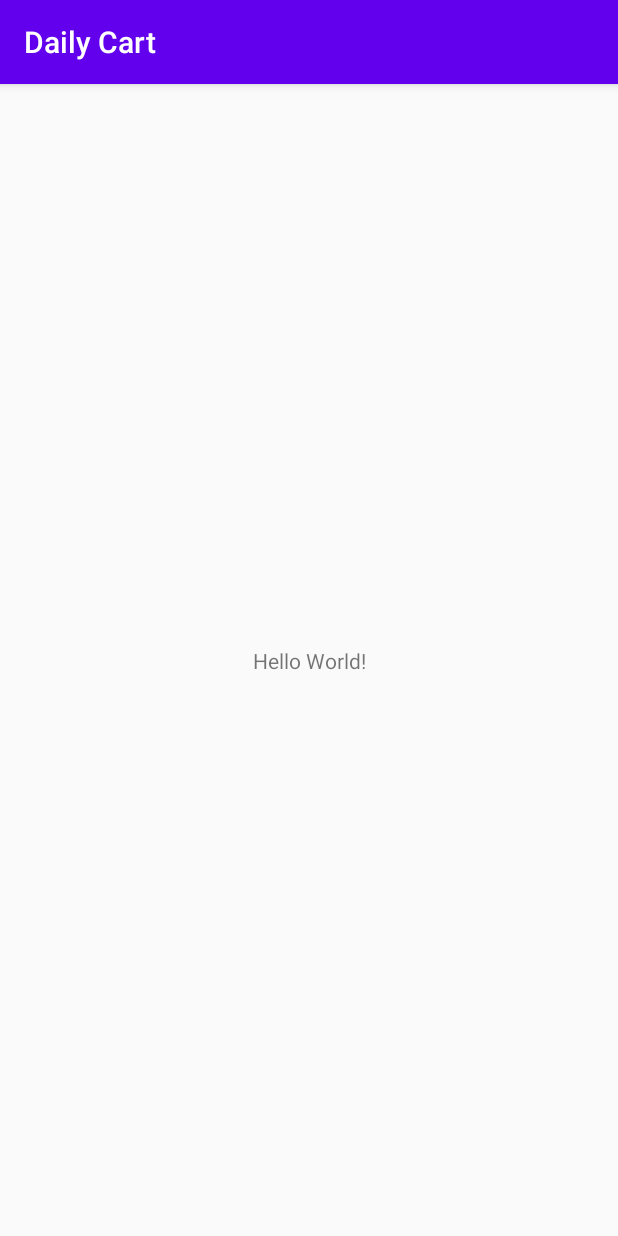
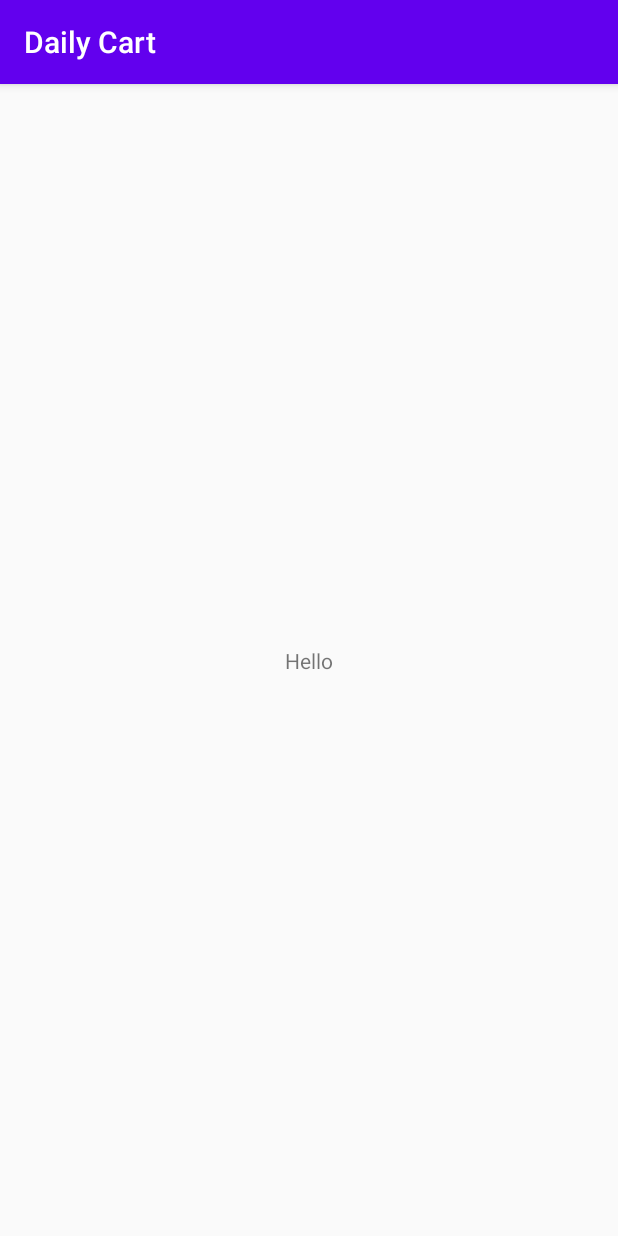
Before and after one commit to kerinshah123/Daily_Cart, an Android app: the screen it shows after launch (MainActivity), on a phone screen of 412 x 824 dp. Run offline under Robolectric (Android 15) with nearby library versions, the light colour scheme and no system bars.

Commit message:
initial commit

```diff
--- a/app/src/main/res/layout/activity_main.xml
+++ b/app/src/main/res/layout/activity_main.xml
@@ -9,7 +9,7 @@
     <TextView
         android:layout_width="wrap_content"
         android:layout_height="wrap_content"
-        android:text="Hello World!"
+        android:text="Hello"
         app:layout_constraintBottom_toBottomOf="parent"
         app:layout_constraintLeft_toLeftOf="parent"
         app:layout_constraintRight_toRightOf="parent"
```
